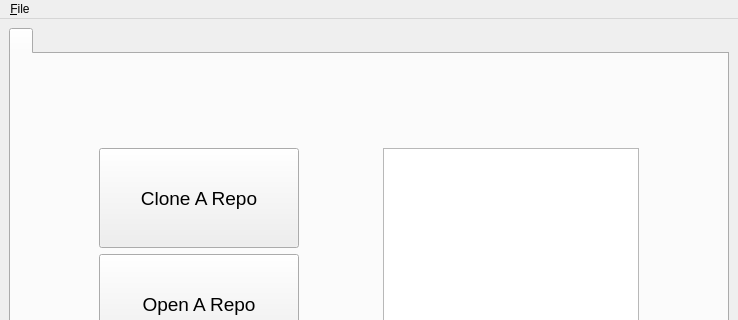
Qt form src/gitmainwindow.ui (StevePunak/KanoopGit) before a commit; both pictures show x 0 to 738 and y 0 to 320 of the 738 by 509 pixel window.
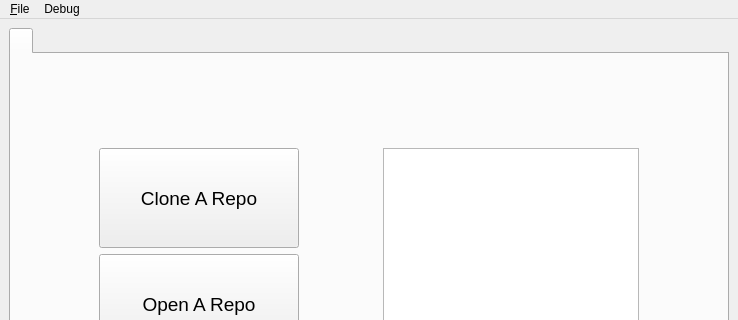
The same form after that commit. Icons and pictures are not drawn. Custom widgets are drawn as their Qt base class.

The edit to the form file:
```diff
--- a/src/gitmainwindow.ui
+++ b/src/gitmainwindow.ui
@@ -226,7 +226,14 @@
     <addaction name="separator"/>
     <addaction name="actionPreferences"/>
    </widget>
+   <widget class="QMenu" name="menuDebug">
+    <property name="title">
+     <string>Debug</string>
+    </property>
+    <addaction name="actionCloseTab"/>
+   </widget>
    <addaction name="menu_File"/>
+   <addaction name="menuDebug"/>
   </widget>
   <widget class="QStatusBar" name="statusbar"/>
   <action name="actionOpenRepository">
```
Left out of the diff: 5 changed lines with no effect on the pictures.
